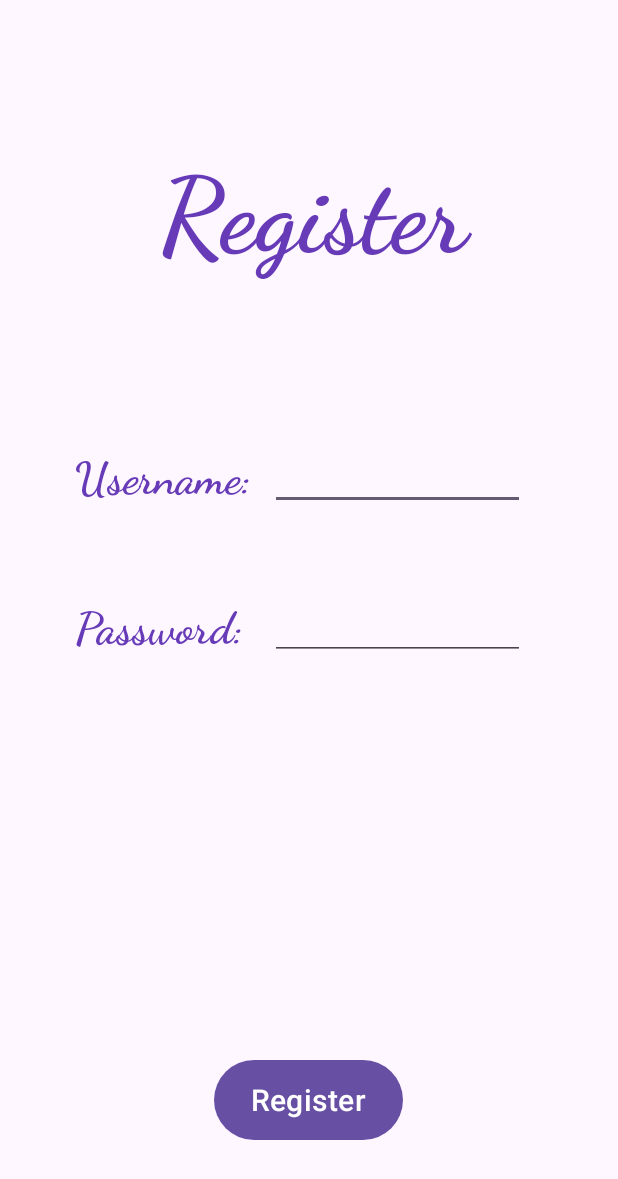
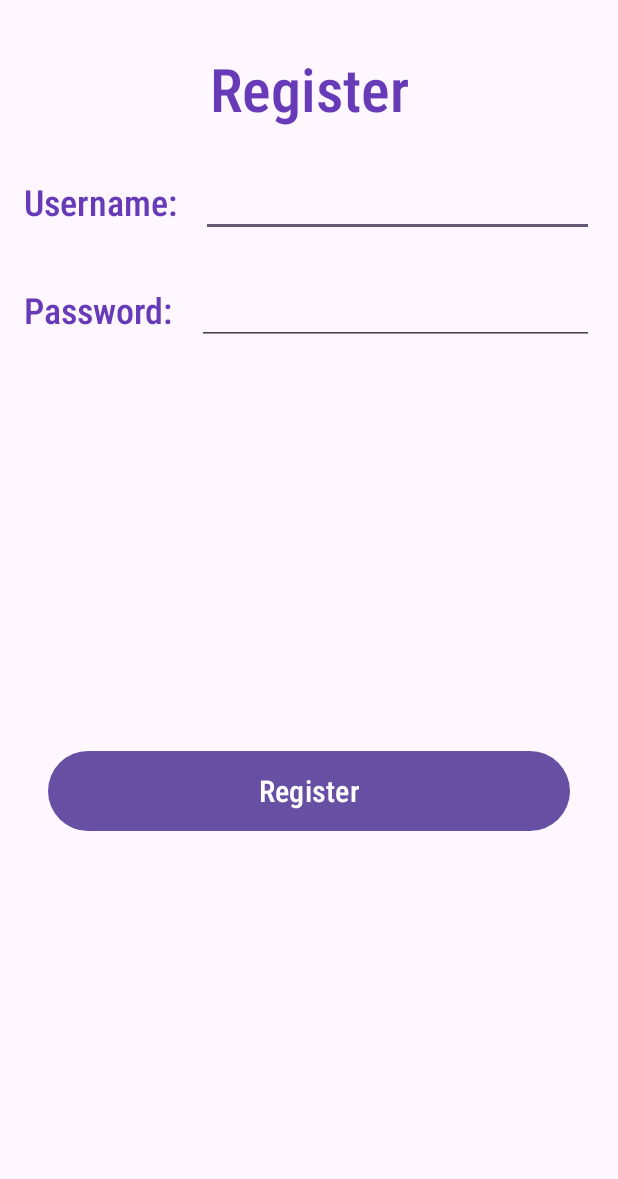
Before and after one commit to HanaAyman33/ToDoList, an Android app: the Register screen opened directly, with no data from a screen before it, on a phone screen of 412 x 824 dp. Shown: the top 1179 px of the screen. Run offline under Robolectric (Android 15) with nearby library versions, the light colour scheme and no system bars; our stand-ins replace Volley; network calls fail.

Commit message:
Update layout2.xml

```diff
--- a/ToDoList/app/src/main/res/layout/layout2.xml
+++ b/ToDoList/app/src/main/res/layout/layout2.xml
@@ -1,78 +1,98 @@
 <?xml version="1.0" encoding="utf-8"?>
-<RelativeLayout
+<androidx.constraintlayout.widget.ConstraintLayout
     xmlns:android="http://schemas.android.com/apk/res/android"
     xmlns:app="http://schemas.android.com/apk/res-auto"
     xmlns:tools="http://schemas.android.com/tools"
+    android:layout_width="match_parent"
     android:layout_height="match_parent"
-    android:layout_width="match_parent"
     tools:context=".Register">
 
     <TextView
         android:id="@+id/Register"
-        android:layout_width="300dp"
+        android:layout_width="0dp"
         android:layout_height="wrap_content"
-        android:layout_centerHorizontal="true"
-        android:fontFamily="cursive"
+        android:layout_marginStart="16dp"
+        android:layout_marginTop="32dp"
+        android:layout_marginEnd="16dp"
+        android:fontFamily="sans-serif-condensed-light"
         android:text="@string/register"
         android:textColor="#673AB7"
-        android:textSize="70sp"
+        android:textSize="40sp"
         android:textStyle="bold"
-        android:translationX="50dp"
-        android:translationY="100dp"/>
+        android:gravity="center"
+        app:layout_constraintEnd_toEndOf="parent"
+        app:layout_constraintStart_toStartOf="parent"
+        app:layout_constraintTop_toTopOf="parent" />
 
     <TextView
         android:id="@+id/username"
-        android:layout_width="200dp"
+        android:layout_width="wrap_content"
         android:layout_height="wrap_content"
-        android:fontFamily="cursive"
+        android:layout_marginStart="16dp"
+        android:layout_marginTop="32dp"
+        android:fontFamily="sans-serif-condensed-light"
         android:text="@string/username"
         android:textColor="#673AB7"
-        android:textSize="30sp"
+        android:textSize="24sp"
         android:textStyle="bold"
-        android:translationX="50dp"
-        android:translationY="300dp" />
+        app:layout_constraintStart_toStartOf="parent"
+        app:layout_constraintTop_toBottomOf="@id/Register" />
+
+    <EditText
+        android:id="@+id/input1"
+        android:layout_width="0dp"
+        android:layout_height="40dp"
+        android:layout_marginStart="16dp"
+        android:layout_marginTop="32dp"
+        android:layout_marginEnd="16dp"
+        android:autofillHints="username"
+        android:inputType="text"
+        app:layout_constraintEnd_toEndOf="parent"
+        app:layout_constraintStart_toEndOf="@id/username"
+        app:layout_constraintTop_toBottomOf="@id/Register" />
 
     <TextView
         android:id="@+id/password"
-        android:layout_width="200dp"
+        android:layout_width="wrap_content"
         android:layout_height="wrap_content"
-        android:fontFamily="cursive"
+        android:layout_marginStart="16dp"
+        android:layout_marginTop="32dp"
+        android:fontFamily="sans-serif-condensed-light"
         android:text="@string/password"
         android:textColor="#673AB7"
-        android:textSize="30sp"
+        android:textSize="24sp"
         android:textStyle="bold"
-        android:translationX="50dp"
-        android:translationY="400dp" />
-
-    <EditText
-        android:id="@+id/input1"
-        android:autofillHints="username"
-        android:inputType="text"
-        android:layout_width="170dp"
-        android:layout_height="40dp"
-        android:translationX="180dp"
-        android:translationY="300dp"
-        tools:ignore="LabelFor" />
+        app:layout_constraintStart_toStartOf="parent"
+        app:layout_constraintTop_toBottomOf="@id/input1" />
 
     <EditText
         android:id="@+id/input2"
+        android:layout_width="0dp"
+        android:layout_height="40dp"
+        android:layout_marginStart="16dp"
+        android:layout_marginTop="32dp"
+        android:layout_marginEnd="16dp"
         android:autofillHints="password"
         android:inputType="text"
-        android:layout_width="170dp"
-        android:layout_height="40dp"
-        android:translationX="180dp"
-        android:translationY="400dp"
-        tools:ignore="LabelFor" />
+        app:layout_constraintEnd_toEndOf="parent"
+        app:layout_constraintStart_toEndOf="@id/password"
+        app:layout_constraintTop_toBottomOf="@id/input1" />
 
     <Button
         android:id="@+id/register"
-        android:layout_width="126dp"
+        android:layout_width="0dp"
         android:layout_height="61dp"
-        android:layout_alignParentBottom="true"
-        android:layout_centerHorizontal="true"
-        android:layout_marginBottom="60dp"
+        android:layout_marginStart="32dp"
+        android:layout_marginTop="32dp"
+        android:layout_marginEnd="32dp"
+        android:layout_marginBottom="32dp"
         android:text="@string/registerButton"
+        android:fontFamily="sans-serif-condensed-medium"
         android:textSize="20sp"
-        android:onClick="register"/>
+        android:onClick="register"
+        app:layout_constraintBottom_toBottomOf="parent"
+        app:layout_constraintEnd_toEndOf="parent"
+        app:layout_constraintStart_toStartOf="parent"
+        app:layout_constraintTop_toBottomOf="@id/input2"/>
 
-</RelativeLayout>
+</androidx.constraintlayout.widget.ConstraintLayout>
```
